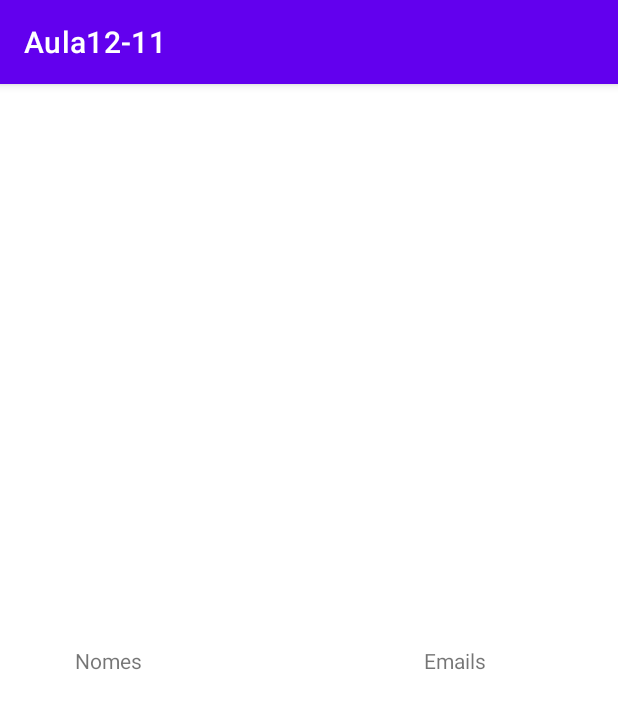
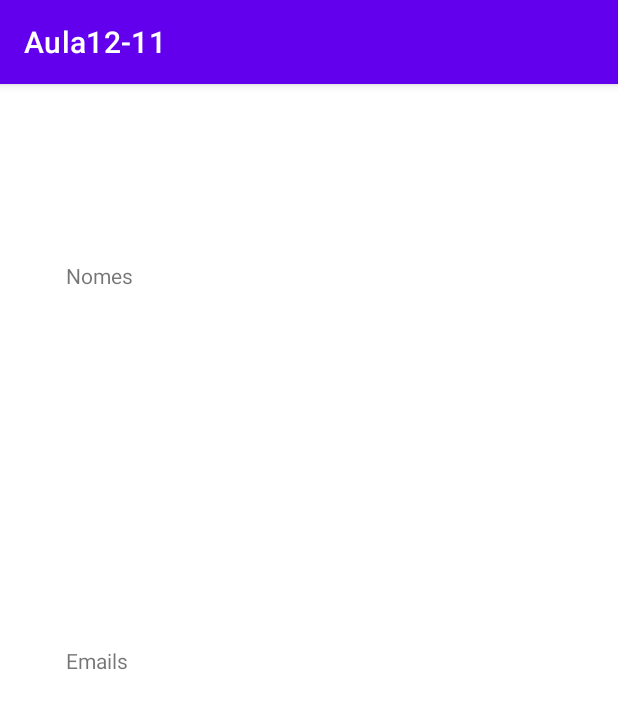
Before and after one commit to mateustostes/Retrofit, an Android app: the screen it shows after launch (MainActivity), on a phone screen of 412 x 824 dp. Shown: the top 709 px of the screen. Run offline under Robolectric (Android 15) with nearby library versions, the phone set to English and light mode, and no system bars.

Commit message:
exibindo no dispositivo nome e email

```diff
--- a/app/src/main/res/layout/activity_main.xml
+++ b/app/src/main/res/layout/activity_main.xml
@@ -10,20 +10,21 @@
         android:id="@+id/nome1"
         android:layout_width="wrap_content"
         android:layout_height="wrap_content"
-        android:layout_marginStart="50dp"
+        android:layout_marginStart="44dp"
         android:text="Nomes"
         app:layout_constraintBottom_toBottomOf="parent"
         app:layout_constraintStart_toStartOf="parent"
-        app:layout_constraintTop_toTopOf="parent" />
+        app:layout_constraintTop_toTopOf="parent"
+        app:layout_constraintVertical_bias="0.158" />
 
     <TextView
         android:id="@+id/email1"
         android:layout_width="wrap_content"
         android:layout_height="wrap_content"
-        android:layout_marginStart="100dp"
         android:text="Emails"
         app:layout_constraintBottom_toBottomOf="parent"
         app:layout_constraintEnd_toEndOf="parent"
-        app:layout_constraintStart_toEndOf="@+id/nome1"
+        app:layout_constraintHorizontal_bias="0.119"
+        app:layout_constraintStart_toStartOf="parent"
         app:layout_constraintTop_toTopOf="parent" />
 </androidx.constraintlayout.widget.ConstraintLayout>
```
